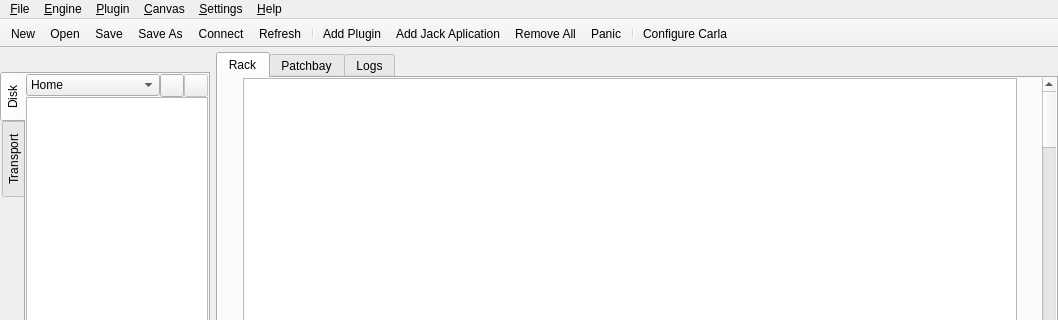
Qt form resources/ui/carla_host.ui (falkTX/Carla) before a commit; both pictures show x 0 to 1058 and y 0 to 320 of the 1058 by 716 pixel window.
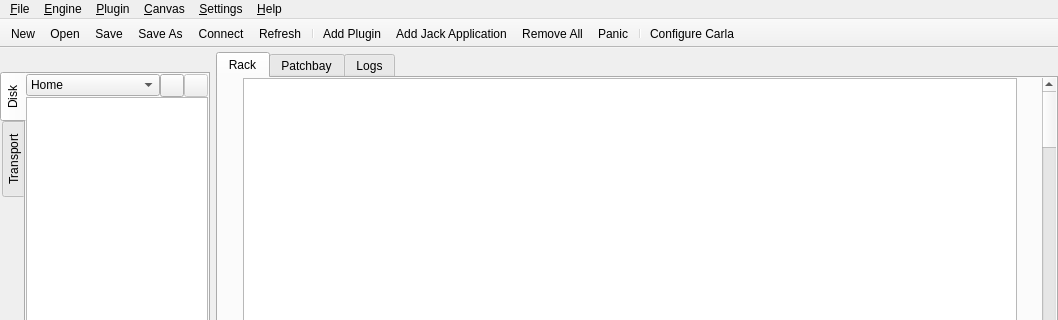
The same form after that commit. Icons and pictures are not drawn. Custom widgets are drawn as their Qt base class.

What changed in the file:
```diff
--- a/resources/ui/carla_host.ui
+++ b/resources/ui/carla_host.ui
@@ -1133,7 +1133,7 @@
      <normaloff>:/16x16/list-add.png</normaloff>:/16x16/list-add.png</iconset>
    </property>
    <property name="text">
-    <string>Add &amp;Jack Aplication</string>
+    <string>Add &amp;Jack Application</string>
    </property>
   </action>
  </widget>
```
